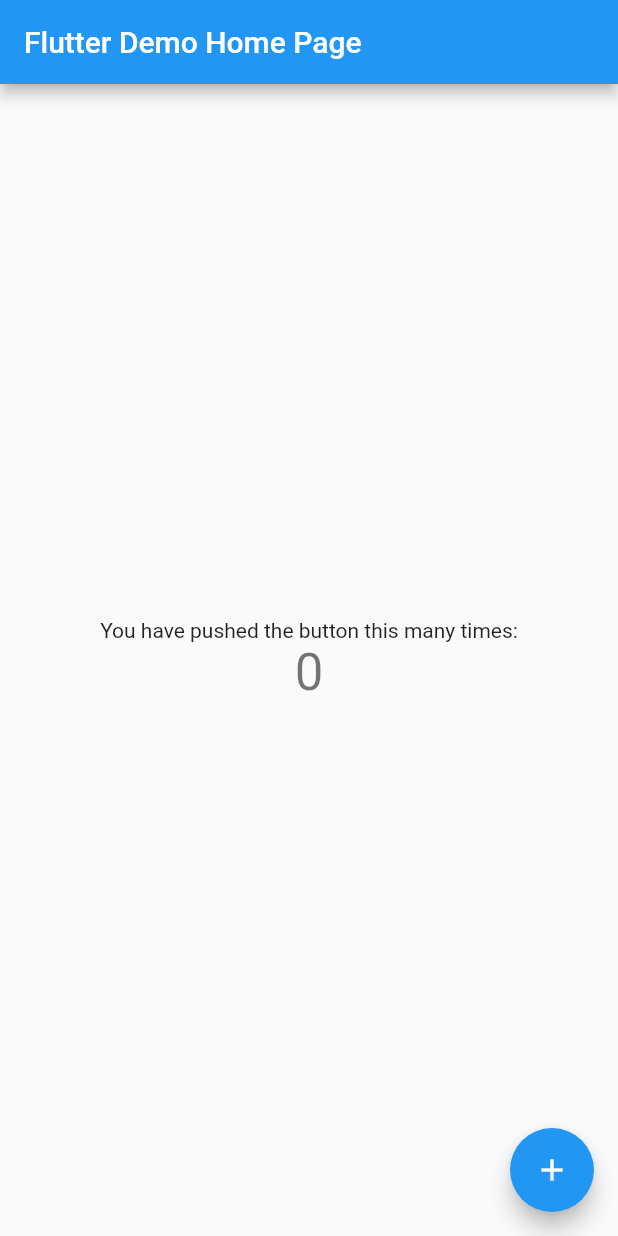
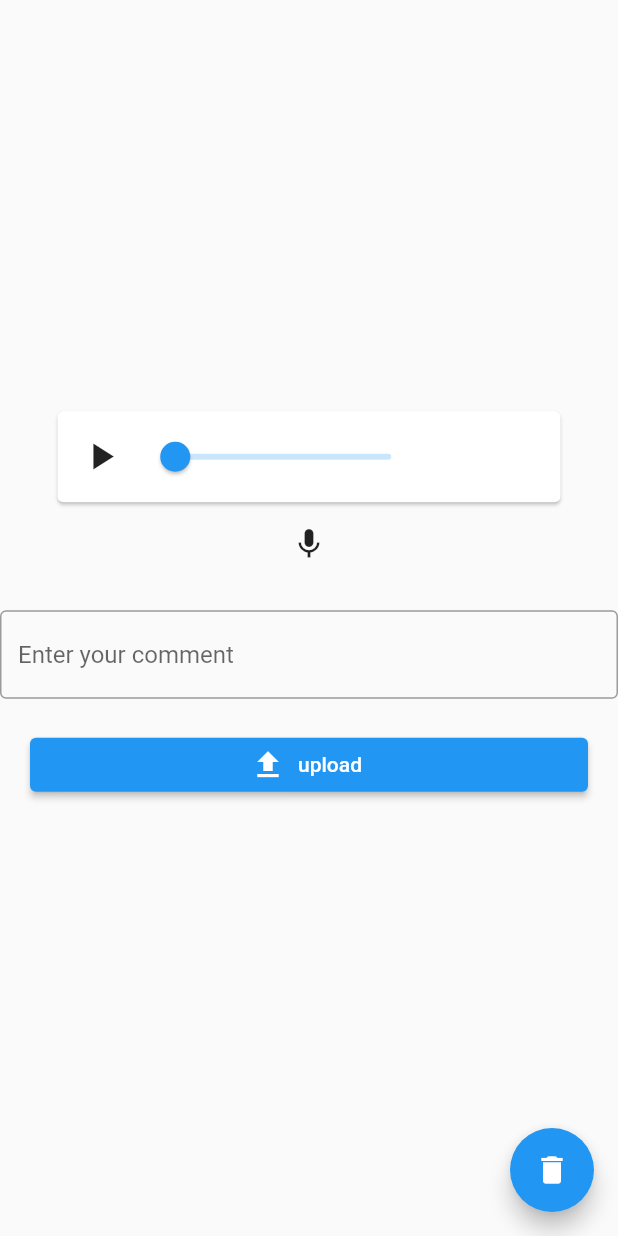
Before and after one commit to pravinproplus/voice_recorder, a Flutter app: the screen it shows after launch, on a phone screen of 412 x 824 dp. Run offline on Flutter 3.47's test engine with Material 2 defaults, Android fonts, the phone set to English and light mode, and no system bars; our stand-ins replace assets_audio_player, permission_handler; missing offline and left inert: record; statements that could not run were skipped.

Commit message:
new plugin add

```diff
--- a/lib/main.dart
+++ b/lib/main.dart
@@ -1,115 +1,21 @@
 import 'package:flutter/material.dart';
+import 'screens/home_screen.dart';
 
-void main() {
+void main(List<String> args) {
   runApp(const MyApp());
 }
 
-class MyApp extends StatelessWidget {
+class MyApp extends StatefulWidget {
   const MyApp({Key? key}) : super(key: key);
 
-  // This widget is the root of your application.
+  @override
+  _MyAppState createState() => _MyAppState();
+}
+
+class _MyAppState extends State<MyApp> {
   @override
   Widget build(BuildContext context) {
-    return MaterialApp(
-      title: 'Flutter Demo',
-      theme: ThemeData(
-        // This is the theme of your application.
-        //
-        // Try running your application with "flutter run". You'll see the
-        // application has a blue toolbar. Then, without quitting the app, try
-        // changing the primarySwatch below to Colors.green and then invoke
-        // "hot reload" (press "r" in the console where you ran "flutter run",
-        // or simply save your changes to "hot reload" in a Flutter IDE).
-        // Notice that the counter didn't reset back to zero; the application
-        // is not restarted.
-        primarySwatch: Colors.blue,
-      ),
-      home: const MyHomePage(title: 'Flutter Demo Home Page'),
-    );
+    return const MaterialApp(
+        debugShowCheckedModeBanner: false, home: HomeScreen());
   }
 }
-
-class MyHomePage extends StatefulWidget {
-  const MyHomePage({Key? key, required this.title}) : super(key: key);
-
-  // This widget is the home page of your application. It is stateful, meaning
-  // that it has a State object (defined below) that contains fields that affect
-  // how it looks.
-
-  // This class is the configuration for the state. It holds the values (in this
-  // case the title) provided by the parent (in this case the App widget) and
-  // used by the build method of the State. Fields in a Widget subclass are
-  // always marked "final".
-
-  final String title;
-
-  @override
-  State<MyHomePage> createState() => _MyHomePageState();
-}
-
-class _MyHomePageState extends State<MyHomePage> {
-  int _counter = 0;
-
-  void _incrementCounter() {
-    setState(() {
-      // This call to setState tells the Flutter framework that something has
-      // changed in this State, which causes it to rerun the build method below
-      // so that the display can reflect the updated values. If we changed
-      // _counter without calling setState(), then the build method would not be
-      // called again, and so nothing would appear to happen.
-      _counter++;
-    });
-  }
-
-  @override
-  Widget build(BuildContext context) {
-    // This method is rerun every time setState is called, for instance as done
-    // by the _incrementCounter method above.
-    //
-    // The Flutter framework has been optimized to make rerunning build methods
-    // fast, so that you can just rebuild anything that needs updating rather
-    // than having to individually change instances of widgets.
-    return Scaffold(
-      appBar: AppBar(
-        // Here we take the value from the MyHomePage object that was created by
-        // the App.build method, and use it to set our appbar title.
-        title: Text(widget.title),
-      ),
-      body: Center(
-        // Center is a layout widget. It takes a single child and positions it
-        // in the middle of the parent.
-        child: Column(
-          // Column is also a layout widget. It takes a list of children and
-          // arranges them vertically. By default, it sizes itself to fit its
-          // children horizontally, and tries to be as tall as its parent.
-          //
-          // Invoke "debug painting" (press "p" in the console, choose the
-          // "Toggle Debug Paint" action from the Flutter Inspector in Android
-          // Studio, or the "Toggle Debug Paint" command in Visual Studio Code)
-          // to see the wireframe for each widget.
-          //
-          // Column has various properties to control how it sizes itself and
-          // how it positions its children. Here we use mainAxisAlignment to
-          // center the children vertically; the main axis here is the vertical
-          // axis because Columns are vertical (the cross axis would be
-          // horizontal).
-          mainAxisAlignment: MainAxisAlignment.center,
-          children: <Widget>[
-            const Text(
-              'You have pushed the button this many times:',
-            ),
-            Text(
-              '$_counter',
-              style: Theme.of(context).textTheme.headline4,
-            ),
-          ],
-        ),
-      ),
-      floatingActionButton: FloatingActionButton(
-        onPressed: _incrementCounter,
-        tooltip: 'Increment',
-        child: const Icon(Icons.add),
-      ), // This trailing comma makes auto-formatting nicer for build methods.
-    );
-  }
-}
--- /dev/null
+++ b/lib/screens/home_screen.dart
@@ -0,0 +1,212 @@
+// Import package
+import 'dart:async';
+
+import 'package:flutter/material.dart';
+import 'package:record/record.dart';
+import 'dart:io';
+import 'package:assets_audio_player/assets_audio_player.dart';
+import 'package:permission_handler/permission_handler.dart';
+
+class HomeScreen extends StatefulWidget {
+  const HomeScreen({Key? key}) : super(key: key);
+
+  @override
+  _HomeScreenState createState() => _HomeScreenState();
+}
+
+class _HomeScreenState extends State<HomeScreen> {
+  //variable declaration
+  final recorder = Record();
+  bool _play = false;
+  bool _record = false;
+  String filePath = '/storage/emulated/0/Download/audio.m4a';
+  TextEditingController cmnt = TextEditingController();
+  Duration duration = const Duration();
+  Duration position = const Duration();
+  final audioPlayer = AssetsAudioPlayer();
+
+  @override
+  void initState() {
+    start();
+    super.initState();
+  }
+
+  Future start() async {
+    // Check and request permission
+
+    await Permission.microphone.request();
+    await Permission.storage.request();
+    await Permission.manageExternalStorage.request();
+  }
+
+  //start record method
+  Future startRecord() async {
+    try {
+      await recorder.start(path: filePath);
+    } catch (e) {
+      return SnackBar(
+        content: Text(e.toString()),
+      );
+    }
+  }
+
+  //stop record method
+  Future stopRecord() async {
+    await recorder.stop();
+  }
+
+  //file delete method
+  void delete() {
+    final dir = Directory(filePath);
+    dir.deleteSync(recursive: true);
+    const SnackBar(content: Text('successfully deleted'));
+  }
+
+  //audio play method
+  Future<void> startPlaying() async {
+    audioPlayer.open(
+      Audio.file(filePath),
+      autoStart: true,
+      showNotification: true,
+    );
+    audioPlayer.current;
+    audioPlayer.current.listen((playingAudio) {
+      final songDuration = playingAudio!.audio.duration;
+
+      setState(() {
+        duration = songDuration;
+      });
+    });
+    audioPlayer.currentPosition.listen((event) {
+      setState(() {
+        position = event;
+      });
+    });
+  }
+
+//stop playing method
+  Future<void> stopPlaying() async {
+    audioPlayer.stop();
+  }
+
+  @override
+  Widget build(BuildContext context) {
+    double h = MediaQuery.of(context).size.height;
+    double w = MediaQuery.of(context).size.width;
+    return Scaffold(
+      floatingActionButton: FloatingActionButton(
+          child: const Icon(Icons.delete),
+          onPressed: () {
+            delete();
+          }),
+      body: Center(
+        child: Column(
+          mainAxisAlignment: MainAxisAlignment.center,
+          children: <Widget>[
+            SizedBox(
+              height: h / 12,
+              width: w / 1.2,
+              child: Card(
+                child: Padding(
+                  padding: const EdgeInsets.all(3.0),
+                  child: Row(
+                    children: [
+                      SizedBox(
+                        height: h / 15,
+                        width: w / 8,
+                        child: IconButton(
+                          iconSize: 30.0,
+                          onPressed: () {
+                            setState(() {
+                              _play = !_play;
+                            });
+                            if (_play) {
+                              startPlaying();
+                            }
+
+                            if (!_play) {
+                              stopPlaying();
+                            }
+                          },
+                          icon: _play == false
+                              ? const Icon(Icons.play_arrow)
+                              : const Icon(Icons.pause),
+                        ),
+                      ),
+                      Slider.adaptive(
+                          min: 00.0,
+                          max: duration.inSeconds.toDouble(),
+                          value: position.inSeconds.toDouble(),
+                          onChanged: (double value) {
+                            setState(() {
+                              value = position.inSeconds.toDouble();
+                            });
+                          })
+                    ],
+                  ),
+                ),
+              ),
+            ),
+            // GestureDetector(
+            //   onLongPress: () {
+            //     setState(() {
+            //       _record = !_record;
+            //     });
+            //     startRecord();
+            //   },
+            //   // onLongPressUp: () {
+            //   //   setState(() {
+            //   //     _record = !_record;
+            //   //   });
+            //   //   stopRecord();
+            //   // },
+            //   child: Container(
+            //     height: h / 15,
+            //     width: w / 8,
+            //     decoration: BoxDecoration(
+            //         color: Colors.amber,
+            //         borderRadius: BorderRadius.circular(4)),
+            //     child: _record == false
+            //         ? const Icon(Icons.mic)
+            //         : const Icon(Icons.pause),
+            //   ),
+            // ),
+            IconButton(
+              onPressed: () {
+                setState(() {
+                  _record = !_record;
+                });
+                _record == true ? startRecord() : stopRecord();
+              },
+              icon: _record == false
+                  ? const Icon(Icons.mic)
+                  : const Icon(Icons.pause),
+            ),
+            const SizedBox(
+              height: 20,
+            ),
+
+            TextField(
+              decoration: const InputDecoration(
+                border: OutlineInputBorder(),
+                hintText: 'Enter your comment',
+              ),
+              controller: cmnt,
+            ),
+            SizedBox(
+              width: double.maxFinite,
+              child: Padding(
+                padding: const EdgeInsets.all(20.0),
+                child: ElevatedButton.icon(
+                    onPressed: () {},
+                    //=> addnetwork(cmnt.text),
+                    icon: const Icon(Icons.upload),
+                    label: const Text('upload')),
+              ),
+            ),
+          ],
+        ),
+      ),
+    );
+  }
+}
```
Also changed, not shown: pubspec.yaml (+32 -0 lines), pubspec.lock, 4 other files.
